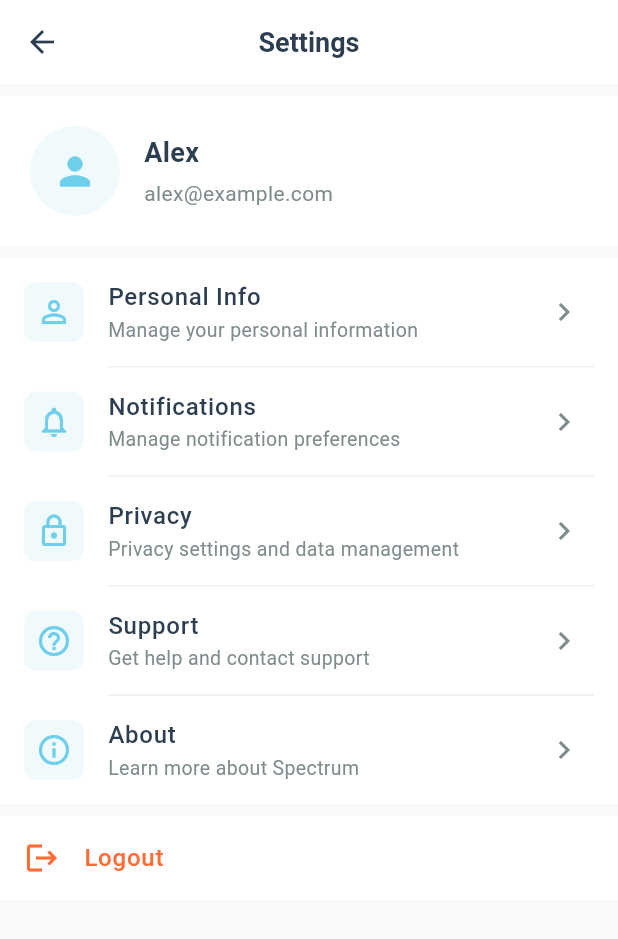
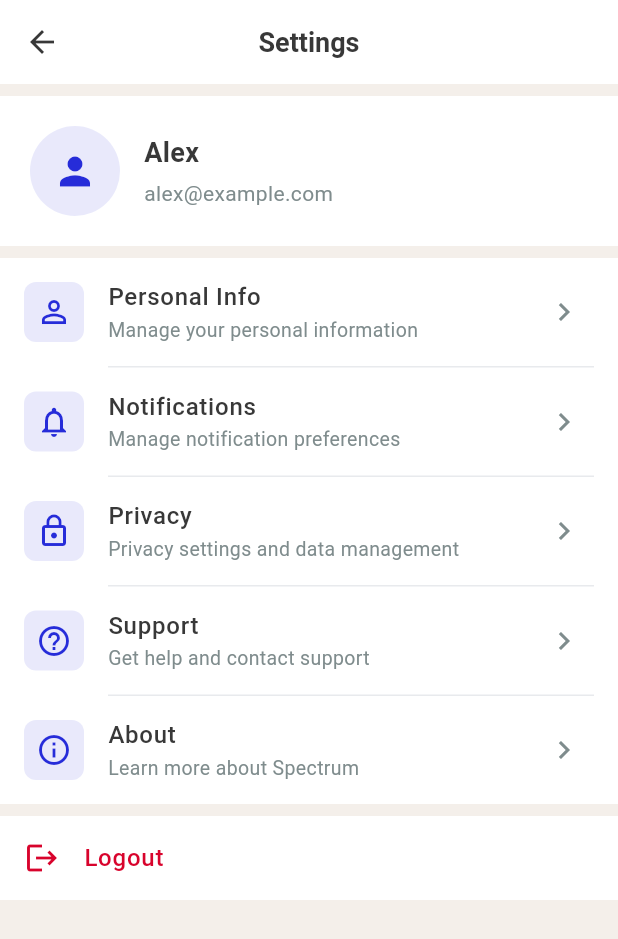
Before and after one commit to lasharela/spectrum, a Flutter app: the MainNavigationScreen screen opened by its route, after a tap on the "settings" icon, on a phone screen of 412 x 824 dp. Shown: the top 939 px of the screen. Run offline on Flutter 3.47's test engine with Material 3 defaults, Android fonts, the phone set to English and light mode, and no system bars; our stand-ins replace email_validator, flutter_map, latlong2.

Commit message:
Apply new modern design system with playful aesthetic
- Updated color palette to vibrant blue, purple, light blue, green theme
- Added bold black borders (2.5px) to all cards and UI elements
- Created decorative shapes widget system (stars, bursts, diamonds, circles, sparkles)
- Redesigned home screen with background shapes and modern card styling
- Updated login/signup screens with clean design and minimal decorative elements
- Modified navigation bar with black border styling
- Updated CustomButton and CustomTextField with rounded corners and black borders
- Applied consistent 16-20px border radius throughout the app
- Maintained all existing functionality while updating visual style

🤖 Generated with [Claude Code](https://claude.ai/code)

Co-Authored-By: Claude <noreply@anthropic.com>

```diff
--- a/lib/screens/community_screen.dart
+++ b/lib/screens/community_screen.dart
@@ -326,10 +326,11 @@ class _CommunityScreenState extends State<CommunityScreen> with SingleTickerProv
 
   Widget _buildDiscussionCard(Discussion discussion) {
     return Container(
-      margin: const EdgeInsets.only(bottom: 12),
+      margin: const EdgeInsets.only(bottom: 16),
       decoration: BoxDecoration(
         color: Colors.white,
-        borderRadius: BorderRadius.circular(16),
+        borderRadius: BorderRadius.circular(20),
+        border: AppColors.cardBorderStyle,
         boxShadow: [AppColors.cardShadow],
       ),
       child: InkWell(
--- a/lib/screens/home_screen.dart
+++ b/lib/screens/home_screen.dart
@@ -1,5 +1,6 @@
 import 'package:flutter/material.dart';
 import '../utils/app_colors.dart';
+import '../widgets/decorative_shapes.dart';
 
 class HomeScreen extends StatefulWidget {
   const HomeScreen({super.key});
@@ -14,7 +15,18 @@ class _HomeScreenState extends State<HomeScreen> {
     return Scaffold(
       backgroundColor: AppColors.background,
       body: SafeArea(
-        child: SingleChildScrollView(
+        child: Stack(
+          children: [
+            // Decorative shapes in background
+            const RandomShapesBackground(
+              shapeCount: 6,
+              colors: [
+                AppColors.secondary,
+                AppColors.tertiary,
+                AppColors.accent2,
+              ],
+            ),
+            SingleChildScrollView(
               padding: const EdgeInsets.all(20),
               child: Column(
                 crossAxisAlignment: CrossAxisAlignment.start,
@@ -214,6 +226,8 @@ class _HomeScreenState extends State<HomeScreen> {
                 ],
               ),
             ),
+          ],
+        ),
       ),
     );
   }
@@ -229,6 +243,7 @@ class _HomeScreenState extends State<HomeScreen> {
       decoration: BoxDecoration(
         color: Colors.white,
         borderRadius: BorderRadius.circular(20),
+        border: AppColors.cardBorderStyle,
         boxShadow: [AppColors.cardShadow],
       ),
       child: Column(
@@ -278,6 +293,7 @@ class _HomeScreenState extends State<HomeScreen> {
       decoration: BoxDecoration(
         color: Colors.white,
         borderRadius: BorderRadius.circular(16),
+        border: AppColors.cardBorderStyle,
         boxShadow: [AppColors.cardShadow],
       ),
       child: Row(
@@ -375,6 +391,7 @@ class _HomeScreenState extends State<HomeScreen> {
       decoration: BoxDecoration(
         color: Colors.white,
         borderRadius: BorderRadius.circular(16),
+        border: AppColors.cardBorderStyle,
         boxShadow: [AppColors.cardShadow],
       ),
       child: Column(
--- a/lib/screens/main_navigation_screen.dart
+++ b/lib/screens/main_navigation_screen.dart
@@ -86,13 +86,12 @@ class _MainNavigationScreenState extends State<MainNavigationScreen> {
       bottomNavigationBar: Container(
         decoration: BoxDecoration(
           color: AppColors.surface,
-          boxShadow: [
-            BoxShadow(
-              color: Colors.black.withOpacity(0.1),
-              blurRadius: 10,
-              offset: const Offset(0, -5),
+          border: Border(
+            top: BorderSide(
+              color: AppColors.blackBorder,
+              width: 2.5,
             ),
-          ],
+          ),
         ),
         child: BottomNavigationBar(
           type: BottomNavigationBarType.fixed,
--- a/lib/utils/app_colors.dart
+++ b/lib/utils/app_colors.dart
@@ -1,46 +1,52 @@
 import 'package:flutter/material.dart';
 
 class AppColors {
-  // Previous cyan color palette
-  static const Color primary = Color(0xFF6FCFEB); // Cyan/Light Blue
-  static const Color secondary = Color(0xFF8FD14F); // Green
-  static const Color tertiary = Color(0xFFFEE761); // Yellow
-  static const Color quaternary = Color(0xFFFF6B35); // Orange/Red
+  // New color palette from design system
+  static const Color primary = Color(0xFF262CD9); // Blue
+  static const Color secondary = Color(0xFFC8A9F2); // Light Purple
+  static const Color tertiary = Color(0xFF6FC2FF); // Light Blue
+  static const Color quaternary = Color(0xFF1E9A64); // Green
 
-  // Additional accent colors
-  static const Color accent1 = Color(0xFFFFBE4F); // Light Orange
-  static const Color accent2 = Color(0xFF6FCFEB); // Cyan
-  static const Color accent3 = Color(0xFF8FD14F); // Green
-  static const Color accent4 = Color(0xFFFEE761); // Yellow
+  // Additional colors
+  static const Color accent1 = Color(0xFFD8032C); // Red
+  static const Color accent2 = Color(0xFFF2A100); // Yellow/Orange
+  static const Color darkGray = Color(0xFF383838); // Dark Gray
 
   // Neutral backgrounds
-  static const Color background = Color(0xFFF8F9FA); // Light grey
+  static const Color background = Color(0xFFF4EFEA); // Light beige
   static const Color surface = Colors.white;
-  static const Color surfaceLight = Color(0xFFFAFAFA);
+  static const Color surfaceLight = Color(0xFFFFF3E0); // Light cream
 
   // Status colors
-  static const Color error = Color(0xFFFF6B35); // Orange/Red
-  static const Color success = Color(0xFF8FD14F); // Green
-  static const Color warning = Color(0xFFFEE761); // Yellow
-  static const Color info = Color(0xFF6FCFEB); // Cyan
+  static const Color error = Color(0xFFD8032C); // Red
+  static const Color success = Color(0xFF1E9A64); // Green
+  static const Color warning = Color(0xFFF2A100); // Yellow
+  static const Color info = Color(0xFF6FC2FF); // Light Blue
 
   // Text colors
-  static const Color textPrimary = Color(0xFF2C3E50);
+  static const Color textPrimary = Color(0xFF383838); // Dark gray
   static const Color textSecondary = Color(0xFF7F8C8D);
   static const Color textDisabled = Color(0xFFBDC3C7);
   static const Color textOnPrimary = Colors.white;
 
   // UI elements
-  static const Color divider = Color(0xFFECF0F1);
+  static const Color divider = Color(0xFFE8EAED);
   static const Color disabled = Color(0xFFE8EAED);
-  static const Color overlay = Color(0x1F6FCFEB); // Light blue overlay
+  static const Color overlay = Color(0x1F6FC2FF); // Light blue overlay
+  static const Color blackBorder = Color(0xFF383838); // For card borders
 
-  // Card styling
+  // Card styling - Updated with black borders
   static const Color cardBackground = Colors.white;
-  static const Color cardBorder = Color(0xFFE8EAED);
+  static const Color cardBorder = Color(0xFF383838); // Black border
   static BoxShadow cardShadow = BoxShadow(
-    color: Colors.black.withOpacity(0.05),
-    blurRadius: 10,
-    offset: const Offset(0, 2),
+    color: Colors.black.withOpacity(0.15),
+    blurRadius: 0,
+    offset: const Offset(3, 3),
+  );
+
+  // Bold card border style
+  static Border cardBorderStyle = Border.all(
+    color: blackBorder,
+    width: 2.5,
   );
 }
--- /dev/null
+++ b/lib/widgets/decorative_shapes.dart
@@ -0,0 +1,292 @@
+import 'package:flutter/material.dart';
+import 'dart:math' as math;
+import '../utils/app_colors.dart';
+
+class DecorativeShapes extends StatelessWidget {
+  final ShapeType type;
+  final double size;
+  final Color color;
+
+  const DecorativeShapes({
+    super.key,
+    required this.type,
+    this.size = 40,
+    required this.color,
+  });
+
+  @override
+  Widget build(BuildContext context) {
+    switch (type) {
+      case ShapeType.star:
+        return CustomPaint(
+          size: Size(size, size),
+          painter: StarPainter(color: color),
+        );
+      case ShapeType.burst:
+        return CustomPaint(
+          size: Size(size, size),
+          painter: BurstPainter(color: color),
+        );
+      case ShapeType.diamond:
+        return Transform.rotate(
+          angle: math.pi / 4,
+          child: Container(
+            width: size,
+            height: size,
+            decoration: BoxDecoration(
+              color: color,
+              borderRadius: BorderRadius.circular(4),
+            ),
+          ),
+        );
+      case ShapeType.circle:
+        return Container(
+          width: size,
+          height: size,
+          decoration: BoxDecoration(
+            color: color,
+            shape: BoxShape.circle,
+          ),
+        );
+      case ShapeType.fourPointStar:
+        return CustomPaint(
+          size: Size(size, size),
+          painter: FourPointStarPainter(color: color),
+        );
+      case ShapeType.flower:
+        return CustomPaint(
+          size: Size(size, size),
+          painter: FlowerPainter(color: color),
+        );
+      case ShapeType.sparkle:
+        return CustomPaint(
+          size: Size(size, size),
+          painter: SparklePainter(color: color),
+        );
+    }
+  }
+}
+
+enum ShapeType {
+  star,
+  burst,
+  diamond,
+  circle,
+  fourPointStar,
+  flower,
+  sparkle,
+}
+
+class StarPainter extends CustomPainter {
+  final Color color;
+
+  StarPainter({required this.color});
+
+  @override
+  void paint(Canvas canvas, Size size) {
+    final paint = Paint()
+      ..color = color
+      ..style = PaintingStyle.fill;
+
+    final path = Path();
+    final center = Offset(size.width / 2, size.height / 2);
+    final radius = size.width / 2;
+    final innerRadius = radius * 0.4;
+
+    for (int i = 0; i < 10; i++) {
+      final angle = (i * math.pi / 5) - math.pi / 2;
+      final r = i.isEven ? radius : innerRadius;
+      final x = center.dx + r * math.cos(angle);
+      final y = center.dy + r * math.sin(angle);
+
+      if (i == 0) {
+        path.moveTo(x, y);
+      } else {
+        path.lineTo(x, y);
+      }
+    }
+
+    path.close();
+    canvas.drawPath(path, paint);
+  }
+
+  @override
+  bool shouldRepaint(covariant CustomPainter oldDelegate) => false;
+}
+
+class BurstPainter extends CustomPainter {
+  final Color color;
+
+  BurstPainter({required this.color});
+
+  @override
+  void paint(Canvas canvas, Size size) {
+    final paint = Paint()
+      ..color = color
+      ..style = PaintingStyle.fill;
+
+    final path = Path();
+    final center = Offset(size.width / 2, size.height / 2);
+    final radius = size.width / 2;
+    final innerRadius = radius * 0.5;
+
+    for (int i = 0; i < 16; i++) {
+      final angle = (i * math.pi / 8) - math.pi / 2;
+      final r = i.isEven ? radius : innerRadius;
+      final x = center.dx + r * math.cos(angle);
+      final y = center.dy + r * math.sin(angle);
+
+      if (i == 0) {
+        path.moveTo(x, y);
+      } else {
+        path.lineTo(x, y);
+      }
+    }
+
+    path.close();
+    canvas.drawPath(path, paint);
+  }
+
+  @override
+  bool shouldRepaint(covariant CustomPainter oldDelegate) => false;
+}
+
+class FourPointStarPainter extends CustomPainter {
+  final Color color;
+
+  FourPointStarPainter({required this.color});
+
+  @override
+  void paint(Canvas canvas, Size size) {
+    final paint = Paint()
+      ..color = color
+      ..style = PaintingStyle.fill;
+
+    final path = Path();
+    final center = Offset(size.width / 2, size.height / 2);
+    final radius = size.width / 2;
+
+    path.moveTo(center.dx, center.dy - radius);
+    path.quadraticBezierTo(center.dx, center.dy, center.dx + radius, center.dy);
+    path.quadraticBezierTo(center.dx, center.dy, center.dx, center.dy + radius);
+    path.quadraticBezierTo(center.dx, center.dy, center.dx - radius, center.dy);
+    path.quadraticBezierTo(center.dx, center.dy, center.dx, center.dy - radius);
+
+    path.close();
+    canvas.drawPath(path, paint);
+  }
+
+  @override
+  bool shouldRepaint(covariant CustomPainter oldDelegate) => false;
+}
+
+class FlowerPainter extends CustomPainter {
+  final Color color;
+
+  FlowerPainter({required this.color});
+
+  @override
+  void paint(Canvas canvas, Size size) {
+    final paint = Paint()
+      ..color = color
+      ..style = PaintingStyle.fill;
+
+    final center = Offset(size.width / 2, size.height / 2);
+    final petalRadius = size.width / 4;
+
+    // Draw petals
+    for (int i = 0; i < 6; i++) {
+      final angle = (i * math.pi / 3);
+      final x = center.dx + petalRadius * math.cos(angle);
+      final y = center.dy + petalRadius * math.sin(angle);
+      canvas.drawCircle(Offset(x, y), petalRadius * 0.6, paint);
+    }
+
+    // Draw center
+    final centerPaint = Paint()
+      ..color = color.withOpacity(0.8)
+      ..style = PaintingStyle.fill;
+    canvas.drawCircle(center, petalRadius * 0.5, centerPaint);
+  }
+
+  @override
+  bool shouldRepaint(covariant CustomPainter oldDelegate) => false;
+}
+
+class SparklePainter extends CustomPainter {
+  final Color color;
+
+  SparklePainter({required this.color});
+
+  @override
+  void paint(Canvas canvas, Size size) {
+    final paint = Paint()
+      ..color = color
+      ..style = PaintingStyle.fill
+      ..strokeWidth = 2;
+
+    final center = Offset(size.width / 2, size.height / 2);
+    final radius = size.width / 2;
+
+    // Draw lines
+    for (int i = 0; i < 8; i++) {
+      final angle = (i * math.pi / 4);
+      final startX = center.dx + (radius * 0.3) * math.cos(angle);
+      final startY = center.dy + (radius * 0.3) * math.sin(angle);
+      final endX = center.dx + radius * math.cos(angle);
+      final endY = center.dy + radius * math.sin(angle);
+
+      canvas.drawLine(
+        Offset(startX, startY),
+        Offset(endX, endY),
+        paint..style = PaintingStyle.stroke,
+      );
+    }
+
+    // Draw center dot
+    canvas.drawCircle(center, radius * 0.15, paint..style = PaintingStyle.fill);
+  }
+
+  @override
+  bool shouldRepaint(covariant CustomPainter oldDelegate) => false;
+}
+
+// Utility widget to scatter random shapes
+class RandomShapesBackground extends StatelessWidget {
+  final int shapeCount;
+  final List<Color> colors;
+
+  const RandomShapesBackground({
+    super.key,
+    this.shapeCount = 5,
+    this.colors = const [
+      AppColors.secondary,
+      AppColors.tertiary,
+      AppColors.accent2,
+    ],
+  });
+
+  @override
+  Widget build(BuildContext context) {
+    final random = math.Random();
+    final shapes = ShapeType.values;
+
+    return Stack(
+      children: List.generate(shapeCount, (index) {
+        final shape = shapes[random.nextInt(shapes.length)];
+        final color = colors[random.nextInt(colors.length)].withOpacity(0.3);
+        final size = 30.0 + random.nextInt(40);
+
+        return Positioned(
+          top: random.nextDouble() * 200,
+          left: random.nextDouble() * MediaQuery.of(context).size.width,
+          child: DecorativeShapes(
+            type: shape,
+            color: color,
+            size: size,
+          ),
+        );
+      }),
+    );
+  }
+}
```
Also changed, not shown: lib/screens/login_screen.dart (+46 -15 lines), lib/screens/signup_screen.dart (+26 -17 lines), lib/widgets/custom_button.dart (+11 -5 lines), lib/widgets/custom_text_field.dart (+13 -9 lines). Lines whose indentation alone changed are shown as unchanged.
